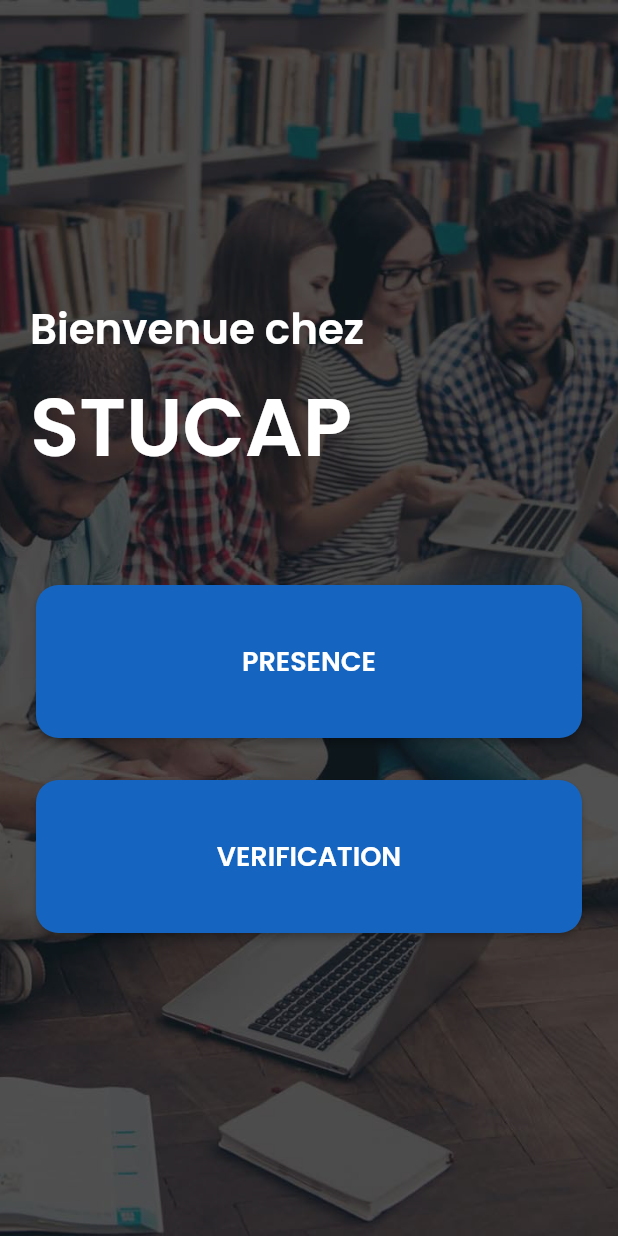
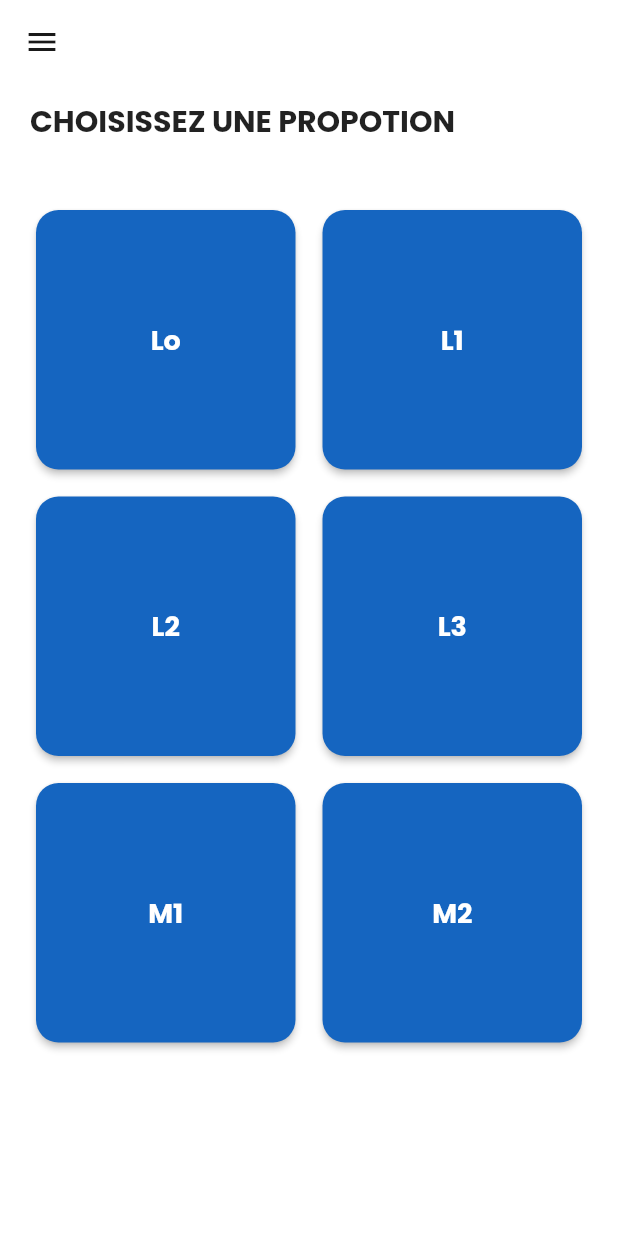
Before and after one commit to prudent-migabo/stucap, a Flutter app: the screen it shows after launch, on a phone screen of 412 x 824 dp. Run offline on Flutter 3.47's test engine with Material 2 defaults, Android fonts, the light colour scheme and no system bars.

Commit message:
feat: presence screen

```diff
--- a/lib/config/app_theme.dart
+++ b/lib/config/app_theme.dart
@@ -8,7 +8,7 @@ class AppThemeData {
   // Colors: Text
   static const textPrimary = primaryColor;
   static const textWhite = Color.fromRGBO(255, 255, 255, 1.0);
-  static const textBlack = Color.fromRGBO(0, 0, 0, 1.0);
+  static const textBlack = Color.fromRGBO(25, 25, 25, 1.0);
   static const textGreyDark = Color.fromRGBO(147, 147, 147, 1.0);
   static const textGreyLight = Color.fromRGBO(205, 205, 205, 1.0);
   static const textCursor = Color.fromRGBO(61, 61, 61, 1.0);
@@ -17,7 +17,7 @@ class AppThemeData {
   static const buttonPrimary = primaryColor;
   static const buttonSecondary = Color.fromRGBO(50, 50, 50, 1.0);
   static const iconPrimary = primaryColor;
-  static const iconSecondary = Color.fromRGBO(255, 255, 255, 1.0);
+  static const iconSecondary = Color.fromRGBO(25, 25, 25, 1.0);
 
   // Colors: Background and Cards
   static const backgroundBlack = Color.fromRGBO(18, 18, 18, 1.0);
@@ -64,7 +64,7 @@ class AppThemeData {
       titleLarge: TextStyle(
           fontSize: 20.0,
           fontWeight: FontWeight.w600,
-          color: AppThemeData.textGreyDark),
+          color: AppThemeData.textBlack),
       titleMedium: TextStyle(
           fontSize: 18.0,
           fontWeight: FontWeight.w500,
--- a/lib/config/routes.dart
+++ b/lib/config/routes.dart
@@ -6,11 +6,13 @@ class RouteGenerator {
     print(settings.name);
     switch (settings.name) {
       case SplashScreen.routeName :
-        return MaterialPageRoute(builder: (context) => SplashScreen());
+        return MaterialPageRoute(builder: (context) => const SplashScreen());
       case LoginScreen.routeName :
-        return MaterialPageRoute(builder: (context) => LoginScreen());
+        return MaterialPageRoute(builder: (context) => const LoginScreen());
       case HomeScreen.routeName :
-        return MaterialPageRoute(builder: (context) => HomeScreen());
+        return MaterialPageRoute(builder: (context) => const HomeScreen());
+      case PresenceScreen.routeName :
+        return MaterialPageRoute(builder: (context) => const PresenceScreen());
       default:
         return errorRoute();
     }
--- a/lib/main.dart
+++ b/lib/main.dart
@@ -19,7 +19,7 @@ class MyApp extends StatelessWidget {
       title: 'Flutter Demo',
       theme: AppThemeData.lightTheme,
       onGenerateRoute: RouteGenerator.onGeneratedRoutes,
-      initialRoute: HomeScreen.routeName,
+      initialRoute: PresenceScreen.routeName,
     );
   }
 }
--- a/lib/presentation/presentation.dart
+++ b/lib/presentation/presentation.dart
@@ -1,4 +1,7 @@
 export 'screens/splash_screen/splash_screen.dart';
 export 'screens/login_screen/login_screen.dart';
 export 'screens/home_screen/home_screen.dart';
+export 'screens/presence_screen/presence_screen.dart';
+
+
 export 'widgets/custom_card.dart';
--- /dev/null
+++ b/lib/presentation/screens/presence_screen/presence_screen.dart
@@ -0,0 +1,54 @@
+import 'package:flutter/material.dart';
+import 'package:stucap/presentation/presentation.dart';
+
+import '../../../config/app_theme.dart';
+import '../../../static/data_values.dart';
+
+class PresenceScreen extends StatelessWidget {
+  static const String routeName = '/PresenceScreen';
+  const PresenceScreen({Key? key}) : super(key: key);
+
+  @override
+  Widget build(BuildContext context) {
+    return Scaffold(
+      appBar: AppBar(
+        backgroundColor: Colors.transparent,
+        elevation: 0,
+        leading: Builder(
+          builder: (context) => IconButton(onPressed: (){
+            Scaffold.of(context).openDrawer();
+          }, icon: const Icon(Icons.menu, color: AppThemeData.iconSecondary,)),
+        ),
+      ),
+      drawer: Container(),
+      body: SingleChildScrollView(
+        padding: const EdgeInsets.symmetric(horizontal: 20, vertical: 10),
+        child: Column(
+          // Theme.of(context).textTheme.titleLarge,
+          crossAxisAlignment: CrossAxisAlignment.start,
+          children: [
+            Text(DataValues.presenceTitle, style: TextStyle(
+              fontSize: AppThemeData.lightTheme.textTheme.titleLarge!.fontSize,
+              fontWeight: AppThemeData.lightTheme.textTheme.headlineSmall!.fontWeight,
+            )),
+            const SizedBox(height: 40,),
+            GridView.count(
+              mainAxisSpacing: 10,
+                crossAxisSpacing: 10,
+                crossAxisCount: 2,
+              shrinkWrap: true,
+              children: [
+                CustomCard(cardTitle: 'Lo', isOnBlackBackground: false),
+                CustomCard(cardTitle: 'L1', isOnBlackBackground: false),
+                CustomCard(cardTitle: 'L2', isOnBlackBackground: false),
+                CustomCard(cardTitle: 'L3', isOnBlackBackground: false),
+                CustomCard(cardTitle: 'M1', isOnBlackBackground: false),
+                CustomCard(cardTitle: 'M2', isOnBlackBackground: false),
+              ],
+            )
+          ],
+        ),
+      ),
+    );
+  }
+}
--- a/lib/presentation/widgets/custom_card.dart
+++ b/lib/presentation/widgets/custom_card.dart
@@ -22,11 +22,11 @@ class CustomCard extends StatelessWidget {
           child: Text(
             cardTitle,
             style: TextStyle(
-              color: isOnBlackBackground ? AppThemeData.textWhite : AppThemeData.textBlack,
+              color: AppThemeData.textWhite,
               fontSize: AppThemeData
                   .lightTheme.textTheme.titleMedium!.fontSize,
               fontWeight: AppThemeData
-                  .lightTheme.textTheme.titleLarge!.fontWeight,
+                  .lightTheme.textTheme.headlineSmall!.fontWeight,
             ),
           ),
         ),
--- a/lib/static/data_values.dart
+++ b/lib/static/data_values.dart
@@ -18,4 +18,7 @@ class DataValues {
   static const String homeDescription = 'STUCAP';
   static const String homeCardTitle1 = 'PRESENCE';
   static const String homeCardTitle2 = 'VERIFICATION';
+
+  //PRESENCE
+  static const String presenceTitle = 'CHOISISSEZ UNE PROPOTION';
 }
```
